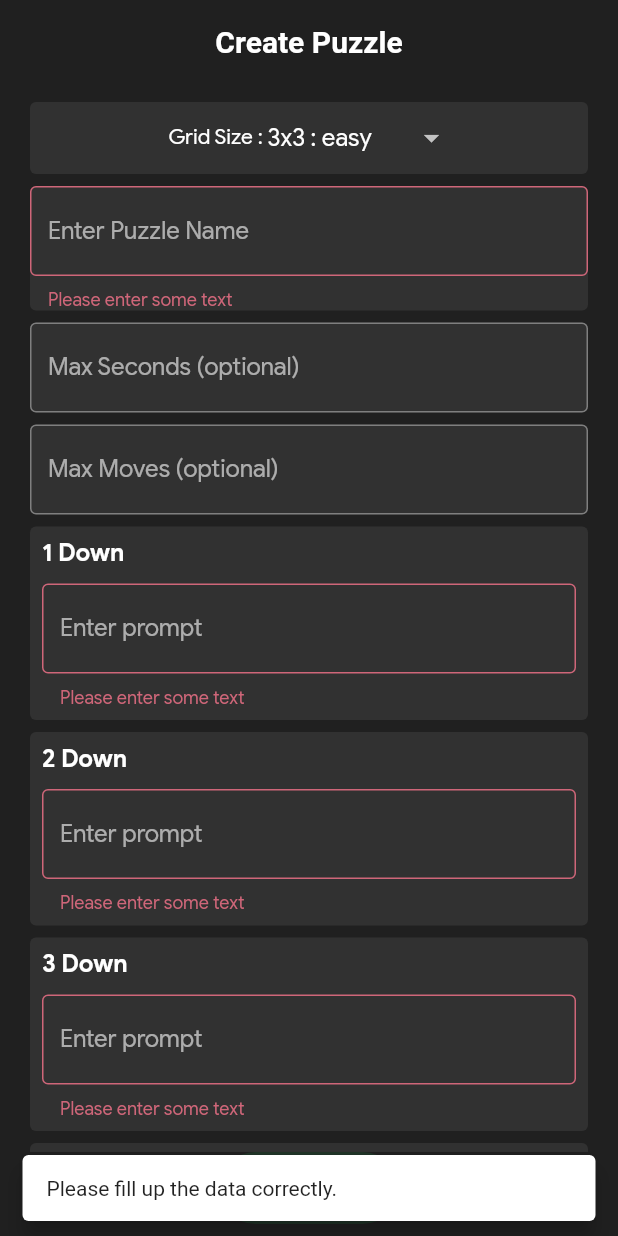
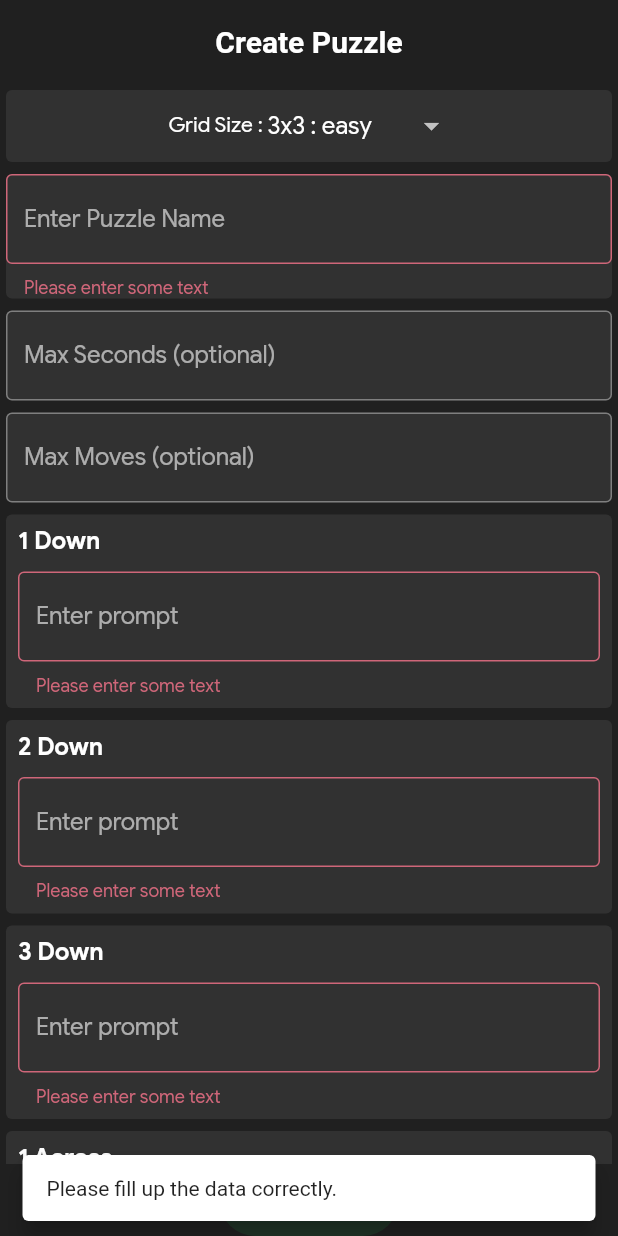
Before and after one commit to bimsina/sliding_crossword, a Flutter app: the CreatePuzzlePage screen opened by its route, after a tap on "Submit", on a phone screen of 412 x 824 dp. Run offline on Flutter 3.47's test engine with Material 2 defaults, Android fonts, the phone set to English and light mode, and no system bars; our stand-ins replace auto_size_text, cloud_firestore, confetti, equatable, firebase_auth, firebase_core and 5 more; accounts and stored records are empty; generated files the repository leaves out were written again.

```diff
--- a/lib/features/create_puzzle/ui/create_puzzle_page.dart
+++ b/lib/features/create_puzzle/ui/create_puzzle_page.dart
@@ -17,12 +17,9 @@ class CreatePuzzlePage extends StatelessWidget {
         if (!snapshot.hasData) {
           return const LoginPage();
         }
-        return Container(
-          constraints: const BoxConstraints(maxWidth: 500),
-          child: ChangeNotifierProvider(
-              create: (context) => CreatePuzzleState(snapshot.data!),
-              child: const _CreatePuzzlePagePresenter()),
-        );
+        return ChangeNotifierProvider(
+            create: (context) => CreatePuzzleState(snapshot.data!),
+            child: const _CreatePuzzlePagePresenter());
       },
     );
   }
@@ -41,9 +38,9 @@ class _CreatePuzzlePagePresenter extends StatelessWidget {
       body: SafeArea(
         child: Form(
           key: _state.formKey,
-          child: Padding(
-            padding:
-                const EdgeInsets.symmetric(horizontal: 16.0, vertical: 8.0),
+          child: Center(
+              child: Container(
+            constraints: const BoxConstraints(maxWidth: 500),
             child: Column(
               children: <Widget>[
                 Expanded(
@@ -89,7 +86,7 @@ class _CreatePuzzlePagePresenter extends StatelessWidget {
                 ),
               ],
             ),
-          ),
+          )),
         ),
       ),
     );
@@ -174,9 +171,8 @@ class _PuzzleTextFields extends StatelessWidget {
   @override
   Widget build(BuildContext context) {
     final _state = Provider.of<CreatePuzzleState>(context);
-    return Container(
-      margin: const EdgeInsets.all(8.0),
-      constraints: const BoxConstraints(maxWidth: 600),
+    return Padding(
+      padding: const EdgeInsets.all(8.0),
       child: AspectRatio(
         aspectRatio: 1,
         child: GridView.builder(
```
Also changed, not shown: lib/features/puzzle/ui/widgets/prompt_selector.dart (+8 -4 lines), lib/firebase_options_change.dart (deleted, +0 -67 lines), 1 other file.
